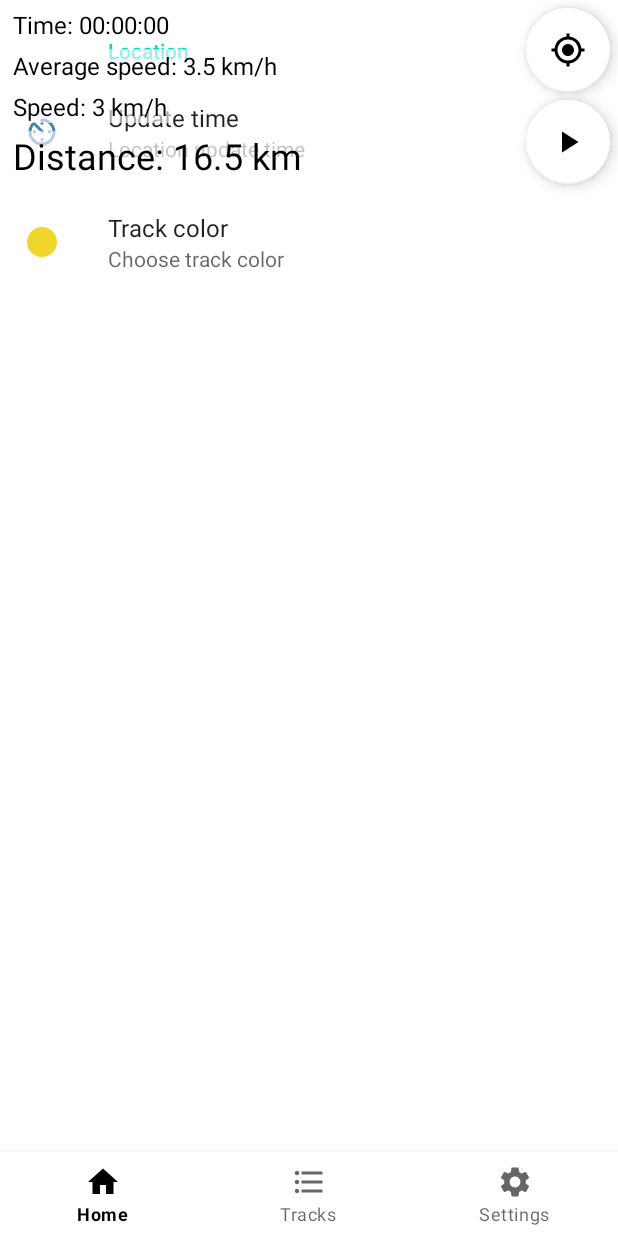
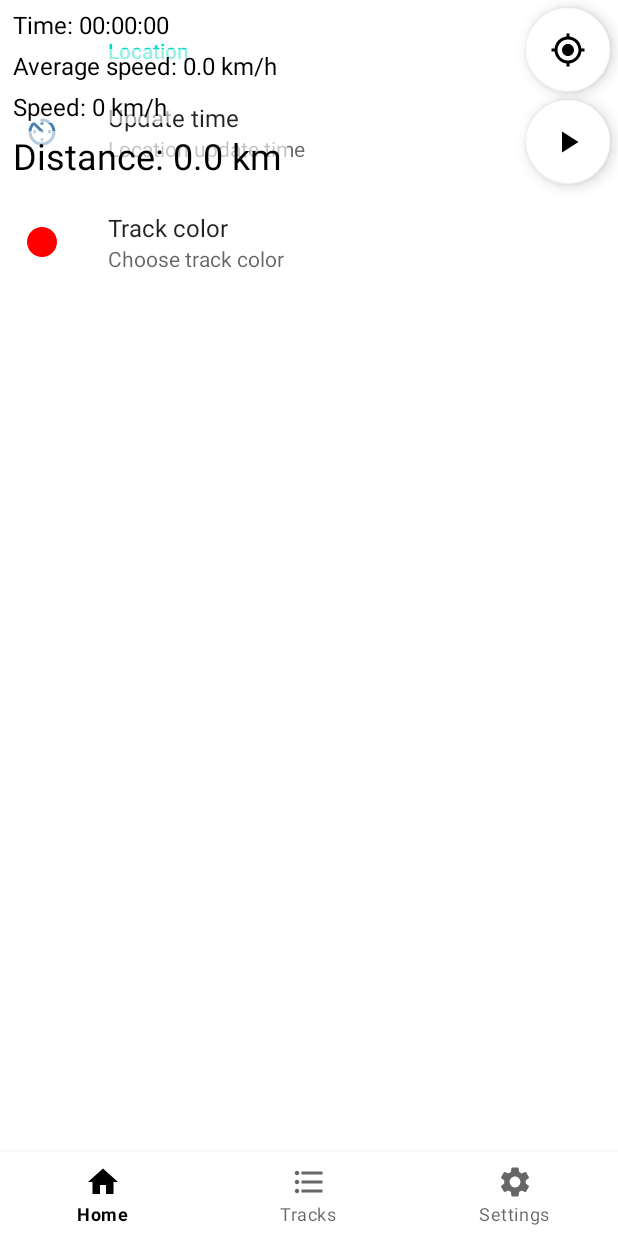
Before and after one commit to Kenig88/GPS, an Android app: the fragment SettingsFragment placed in its activity, on a phone screen of 412 x 824 dp. Run offline under Robolectric (Android 15) with nearby library versions, the phone set to English and light mode, and no system bars; our stand-ins replace androidx.preference; libraries missing offline, so code that uses them is left out: org.osmdroid.config, org.osmdroid.library, org.osmdroid.util, org.osmdroid.views; plain views replace MapView; Roboto replaces fonts that are not available here; 15 statements that could not run were skipped.

Commit message:
~10/10 -> fMyLoc (button's) + bug fixes

```diff
--- a/app/src/main/java/com/kenig/gps/location/LocationService.kt
+++ b/app/src/main/java/com/kenig/gps/location/LocationService.kt
@@ -42,7 +42,7 @@ class LocationService : Service() {
     private lateinit var locProvider: FusedLocationProviderClient //10 (с помощью него сохраняются координаты для проложения маршрута за пользователем)
     private lateinit var locRequest: LocationRequest //10.4
     private lateinit var geoPointsList: ArrayList<GeoPoint>//12.1
-    private var isDebug = true //(!!если на реальном устройстве, то false, если на эмуляторе, то true)
+    private var isDebug = false //(!!если на реальном устройстве то false, если на эмуляторе, то true)
 
     override fun onBind(p0: Intent?): IBinder? {
         return null
@@ -97,7 +97,7 @@ class LocationService : Service() {
     }
 
     private fun initLocation(){ //10.1
-        var updateInterval = PreferenceManager.getDefaultSharedPreferences(this)
+        val updateInterval = PreferenceManager.getDefaultSharedPreferences(this)
             .getString("update_time_key", "1")?.toLong() ?: 1
         locRequest = LocationRequest.create() //10.5
         locRequest.interval = updateInterval //(интервал обновления местоположения пользователя в миллисекундах)
--- a/app/src/main/res/drawable/ic_circle.xml
+++ b/app/src/main/res/drawable/ic_circle.xml
@@ -1,4 +1,4 @@
-<vector android:height="24dp" android:tint="#F0D62A"
+<vector android:height="24dp" android:tint="#FF0000"
     android:viewportHeight="24" android:viewportWidth="24"
     android:width="24dp" xmlns:android="http://schemas.android.com/apk/res/android">
     <path android:fillColor="@android:color/white" android:pathData="M12,2C6.47,2 2,6.47 2,12s4.47,10 10,10 10,-4.47 10,-10S17.53,2 12,2z"/>
--- a/app/src/main/res/layout/fragment_main.xml
+++ b/app/src/main/res/layout/fragment_main.xml
@@ -67,7 +67,7 @@
         android:background="#99FFFFFF"
         android:paddingStart="3dp"
         android:paddingEnd="3dp"
-        android:text="Average speed: 3.5 km/h"
+        android:text="Average speed: 0.0 km/h"
         android:textColor="@color/black"
         android:textSize="16sp"
         app:layout_constraintStart_toStartOf="parent"
@@ -82,7 +82,7 @@
         android:background="#99FFFFFF"
         android:paddingStart="3dp"
         android:paddingEnd="3dp"
-        android:text="Speed: 3 km/h"
+        android:text="Speed: 0 km/h"
         android:textColor="@color/black"
         android:textSize="16sp"
         app:layout_constraintStart_toStartOf="parent"
@@ -97,7 +97,7 @@
         android:background="#99FFFFFF"
         android:paddingStart="3dp"
         android:paddingEnd="3dp"
-        android:text="Distance: 16.5 km"
+        android:text="Distance: 0.0 km"
         android:textColor="@color/black"
         android:textSize="24sp"
         app:layout_constraintStart_toStartOf="parent"
--- a/app/src/main/res/values/arrays.xml
+++ b/app/src/main/res/values/arrays.xml
@@ -18,11 +18,17 @@
         <item>Green</item>
         <item>Blue</item>
         <item>Black</item>
+        <item>Orange</item>
+        <item>Yellow</item>
+        <item>Brown</item>
     </string-array>
     <string-array name="color_value">
         <item>#FF0000</item>
         <item>#14AD00</item>
         <item>#0040FF</item>
         <item>#FF000000</item>
+        <item>#FF9801</item>
+        <item>#FFE100</item>
+        <item>#983E02</item>
     </string-array>
 </resources>
--- a/app/src/main/res/values/colors.xml
+++ b/app/src/main/res/values/colors.xml
@@ -10,5 +10,8 @@
     <color name="red">#FF0000</color>
     <color name="green">#14AD00</color>
     <color name="blue">#0040FF</color>
+    <color name="orange">#FF9801</color>
+    <color name="yellow">#FFE100</color>
+    <color name="brown">#983E02</color>
     <color name="light_green">#DBF7DC</color>
 </resources>
--- a/app/src/main/res/xml/main_preference.xml
+++ b/app/src/main/res/xml/main_preference.xml
@@ -5,7 +5,7 @@
     <PreferenceCategory android:title="@string/location">
 
         <ListPreference
-            android:defaultValue="3000"
+            android:defaultValue="1"
             android:entries="@array/location_time_update_name"
             android:entryValues="@array/location_time_update_value"
             android:key="update_time_key"
@@ -13,7 +13,7 @@
             app:icon="@drawable/ic_update_time"
             app:summary="@string/update_time_summary" />
         <ListPreference
-            android:defaultValue="#14AD00"
+            android:defaultValue="#FF0000"
             android:entries="@array/color_name"
             android:entryValues="@array/color_value"
             android:key="color_key"
```
